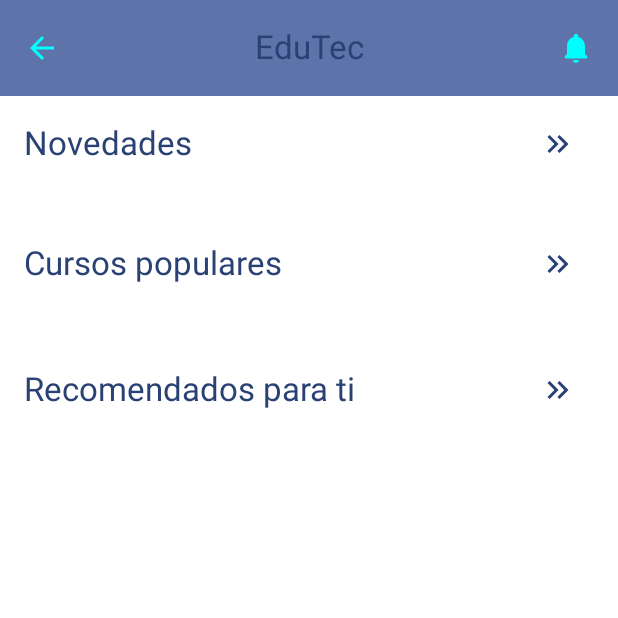
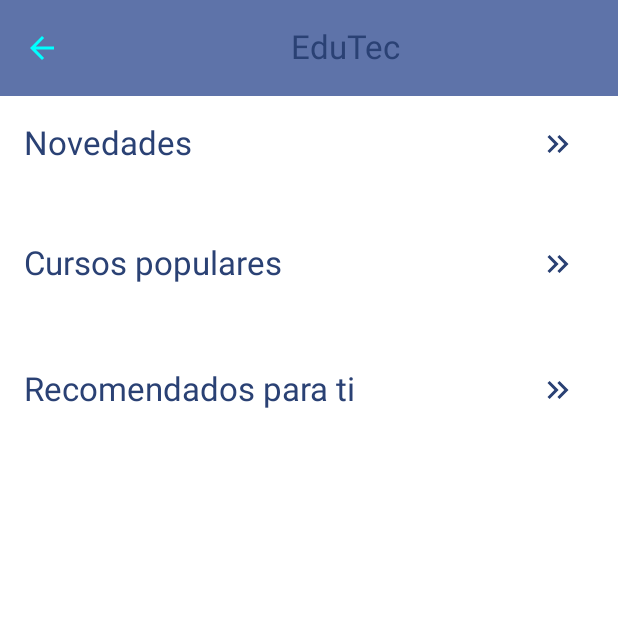
Before and after one commit to AlancitoPaladin/EduTec, an Android app built with Jetpack Compose: the StudentScreen screen opened through its navigation route, on a phone screen of 412 x 824 dp, the top half of it. Run offline under Robolectric (Android 15) with nearby library versions, the phone set to English and light mode, and no system bars.

Commit message:
New changes of today

```diff
--- a/app/src/main/java/com/itsm/edutec/MainActivity.kt
+++ b/app/src/main/java/com/itsm/edutec/MainActivity.kt
@@ -16,8 +16,8 @@ class MainActivity : ComponentActivity() {
         setContent {
             enableEdgeToEdge()
             EduTecTheme {
-                Scaffold(modifier = Modifier.fillMaxSize()) { paddingValues ->
-                    AppNavigation(paddingValues)
+                Scaffold(modifier = Modifier.fillMaxSize()) { innerPadding ->
+                    AppNavigation(innerPadding)
                 }
             }
         }
--- a/app/src/main/java/com/itsm/edutec/ui/theme/screens/profiles/student/StudentScreen.kt
+++ b/app/src/main/java/com/itsm/edutec/ui/theme/screens/profiles/student/StudentScreen.kt
@@ -20,7 +20,6 @@ import androidx.compose.foundation.shape.RoundedCornerShape
 import androidx.compose.material.icons.Icons
 import androidx.compose.material.icons.automirrored.filled.ArrowBack
 import androidx.compose.material.icons.filled.KeyboardDoubleArrowRight
-import androidx.compose.material.icons.rounded.Notifications
 import androidx.compose.material3.CardDefaults
 import androidx.compose.material3.CenterAlignedTopAppBar
 import androidx.compose.material3.ElevatedCard
@@ -95,20 +94,6 @@ fun StudentScreen(navController: NavController, courseViewModel: CourseViewModel
                             modifier = Modifier.size(24.dp),
                             imageVector = Icons.AutoMirrored.Filled.ArrowBack,
                             contentDescription = "Volver",
-                        )
-                    }
-                },
-                actions = {
-                    IconButton(
-                        onClick = { /* Acción de notificación */ },
-                        colors = IconButtonDefaults.iconButtonColors(
-                            contentColor = if (isDarkTheme) Color.White else Color.Cyan
-                        )
-                    ) {
-                        Icon(
-                            modifier = Modifier.size(24.dp),
-                            imageVector = Icons.Rounded.Notifications,
-                            contentDescription = "Notificaciones"
                         )
                     }
                 },
--- a/gradle/libs.versions.toml
+++ b/gradle/libs.versions.toml
@@ -1,13 +1,13 @@
 [versions]
-agp = "8.9.0"
-kotlin = "2.0.0"
+agp = "8.9.1"
+kotlin = "2.0.21"
 coreKtx = "1.15.0"
 junit = "4.13.2"
 junitVersion = "1.2.1"
 espressoCore = "3.6.1"
 lifecycleRuntimeKtx = "2.8.7"
 activityCompose = "1.10.1"
-composeBom = "2025.03.00"
+composeBom = "2025.03.01"
 lottie = "6.6.2"
 navigationCompose = "2.8.9"
 material_icons = "1.7.8"
```
Also changed, not shown: app/src/main/java/com/itsm/edutec/ui/theme/screens/profiles/student/CourseScreen.kt (+0 -9 lines).
